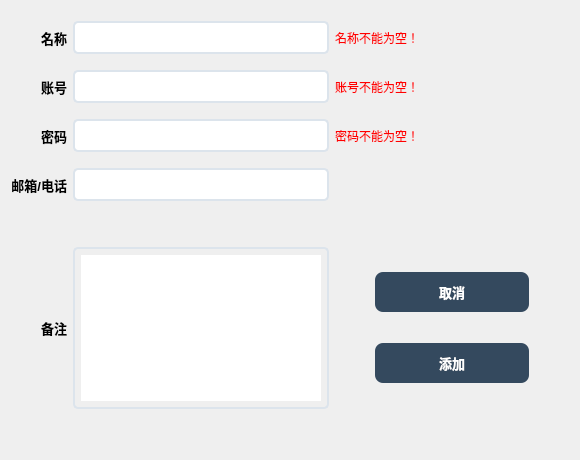
Qt form gui/AddItem.ui (Malloc-Luo/py-passwordmanager) before a commit.
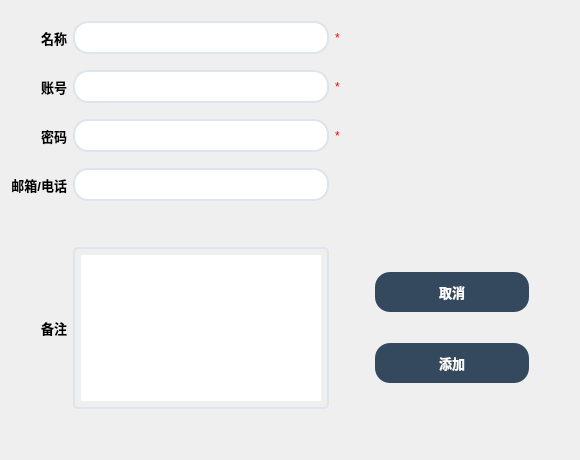
The same form after that commit. Icons and pictures are not drawn.

Patch:
```diff
--- a/gui/AddItem.ui
+++ b/gui/AddItem.ui
@@ -53,7 +53,7 @@
 {
 	border-style:none;
 	padding:6px;
-	border-radius:5px;
+	border-radius:15px;
 	border:2px solid #DCE4EC;
 }
 QLineEdit:focus
@@ -82,7 +82,7 @@
 {
 	border-style:none;
 	padding:6px;
-	border-radius:5px;
+	border-radius:15px;
 	border:2px solid #DCE4EC;
 }
 QLineEdit:focus
@@ -210,7 +210,7 @@
 {
 	border-style:none;
 	padding:6px;
-	border-radius:5px;
+	border-radius:15px;
 	border:2px solid #DCE4EC;
 }
 QLineEdit:focus
@@ -270,7 +270,7 @@
 {
 	border-style:none;
 	padding:6px;
-	border-radius:5px;
+	border-radius:15px;
 	border:2px solid #DCE4EC;
 }
 QLineEdit:focus
@@ -344,7 +344,7 @@
         <string notr="true">QPushButton {
     border-style:none;
     padding:10px;
-    border-radius:8px;
+    border-radius:15px;
     color:#FFFFFF;
     background:#34495E;
 }
@@ -357,11 +357,20 @@
     color:#000000;
     background:#B8C6D1;
 }
-</string>
+QPushButton:disabled{
+	background:rgb(134, 134, 134);
+	border-color:rgb(134, 134, 134);
+}</string>
        </property>
        <property name="text">
         <string>添加</string>
        </property>
+       <property name="shortcut">
+        <string>Enter</string>
+       </property>
+       <property name="flat">
+        <bool>true</bool>
+       </property>
       </widget>
      </item>
      <item row="0" column="1">
@@ -378,7 +387,7 @@
         <string notr="true">QPushButton {
     border-style:none;
     padding:10px;
-    border-radius:8px;
+    border-radius:15px;
     color:#FFFFFF;
     background:#34495E;
 }
@@ -396,6 +405,9 @@
        <property name="text">
         <string>取消</string>
        </property>
+       <property name="flat">
+        <bool>true</bool>
+       </property>
       </widget>
      </item>
      <item row="0" column="0">
@@ -522,7 +534,7 @@
 }</string>
      </property>
      <property name="text">
-      <string>名称不能为空！</string>
+      <string>*</string>
      </property>
      <property name="textFormat">
       <enum>Qt::PlainText</enum>
@@ -543,7 +555,7 @@
 }</string>
      </property>
      <property name="text">
-      <string>账号不能为空！</string>
+      <string>*</string>
      </property>
     </widget>
    </item>
@@ -561,7 +573,7 @@
 }</string>
      </property>
      <property name="text">
-      <string>密码不能为空！</string>
+      <string>*</string>
      </property>
     </widget>
    </item>
```
Left out of the diff: 17 changed lines with no effect on the pictures.
